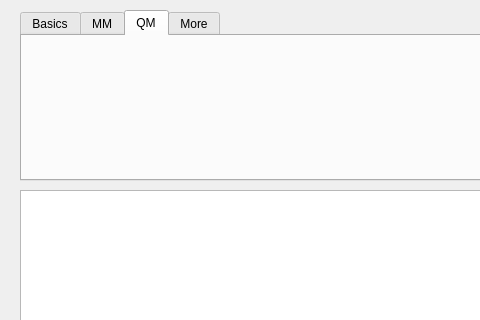
Old version of the form cp2k/cp2kinputdialog.ui in the repository brhr-iwao/libavogadro1cp2k; both pictures show x 0 to 480 and y 0 to 320 of the 625 by 406 pixel window.
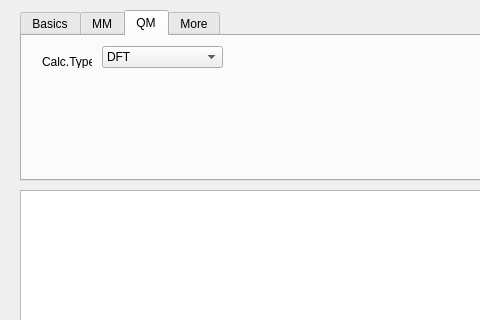
New version of the form. The open tabs and pages were chosen to show the change.

Patch:
```diff
--- a/cp2k/cp2kinputdialog.ui
+++ b/cp2k/cp2kinputdialog.ui
@@ -177,6 +177,49 @@
     <attribute name="title">
      <string>QM</string>
     </attribute>
+    <widget class="QComboBox" name="qmCalcTypeCombo">
+     <property name="geometry">
+      <rect>
+       <x>80</x>
+       <y>10</y>
+       <width>121</width>
+       <height>22</height>
+      </rect>
+     </property>
+     <item>
+      <property name="text">
+       <string>DFT</string>
+      </property>
+     </item>
+     <item>
+      <property name="text">
+       <string>DFTB (scc)</string>
+      </property>
+     </item>
+     <item>
+      <property name="text">
+       <string>DFTB (non-scc)</string>
+      </property>
+     </item>
+     <item>
+      <property name="text">
+       <string>SE (PM6)</string>
+      </property>
+     </item>
+    </widget>
+    <widget class="QLabel" name="qmCalcTypeLabel">
+     <property name="geometry">
+      <rect>
+       <x>20</x>
+       <y>20</y>
+       <width>50</width>
+       <height>12</height>
+      </rect>
+     </property>
+     <property name="text">
+      <string>Calc.Type:</string>
+     </property>
+    </widget>
    </widget>
    <widget class="QWidget" name="moreTab">
     <attribute name="title">
```
